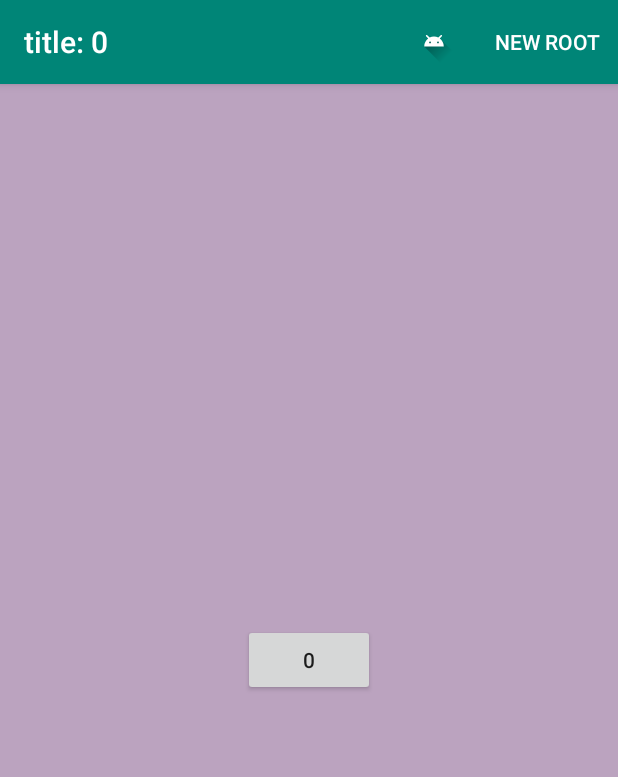
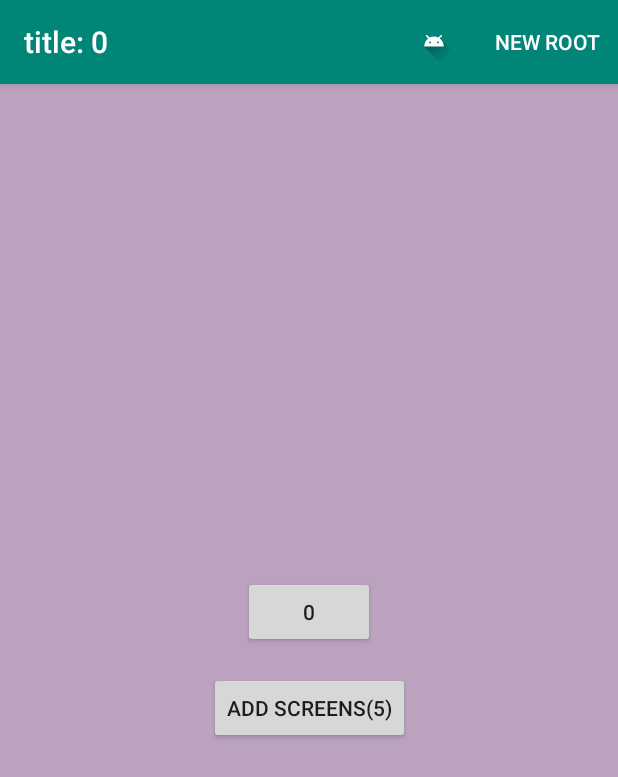
Before and after one commit to Anrimian/FragmentNavigationStackTestApp, an Android app: the screen it shows after launch (MainActivity), on a phone screen of 412 x 824 dp. Shown: the top 777 px of the screen. Run offline under Robolectric (Android 15) with nearby library versions, the phone set to English and light mode, and no system bars; libraries missing offline, so code that uses them is left out: org.acra, org.acra.config; 3 statements that could not run were skipped.

Commit message:
+ create screen stack + lock navigation on enter animation

```diff
--- a/app/src/main/res/layout/fragment_test.xml
+++ b/app/src/main/res/layout/fragment_test.xml
@@ -1,9 +1,7 @@
 <?xml version="1.0" encoding="utf-8"?>
-<androidx.constraintlayout.widget.ConstraintLayout
-    xmlns:android="http://schemas.android.com/apk/res/android"
+<androidx.constraintlayout.widget.ConstraintLayout xmlns:android="http://schemas.android.com/apk/res/android"
     xmlns:app="http://schemas.android.com/apk/res-auto"
     android:id="@+id/container"
-    xmlns:tools="http://schemas.android.com/tools"
     android:layout_width="match_parent"
     android:layout_height="match_parent">
 
@@ -15,9 +13,24 @@
         android:layout_marginTop="8dp"
         android:layout_marginEnd="8dp"
         android:layout_marginBottom="8dp"
-        android:text="Button"
+        android:text="Add screen"
+        app:layout_constraintBottom_toTopOf="@id/button2"
+        app:layout_constraintEnd_toEndOf="parent"
+        app:layout_constraintStart_toStartOf="parent"
+        app:layout_constraintTop_toTopOf="parent"
+        app:layout_constraintVertical_chainStyle="packed"/>
+
+    <Button
+        android:id="@+id/button2"
+        android:layout_width="wrap_content"
+        android:layout_height="wrap_content"
+        android:layout_marginStart="8dp"
+        android:layout_marginTop="8dp"
+        android:layout_marginEnd="8dp"
+        android:layout_marginBottom="8dp"
+        android:text="Add screens(5)"
         app:layout_constraintBottom_toBottomOf="parent"
         app:layout_constraintEnd_toEndOf="parent"
         app:layout_constraintStart_toStartOf="parent"
-        app:layout_constraintTop_toTopOf="parent" />
+        app:layout_constraintTop_toBottomOf="@id/button" />
 </androidx.constraintlayout.widget.ConstraintLayout>
```
Also changed, not shown: app/src/main/java/com/github/anrimian/fragmentnavigationstacktestapp/TestFragment.java (+22 -2 lines), app/src/main/java/com/github/anrimian/fragmentnavigationstacktestapp/navigation/FragmentNavigation.java (+85 -49 lines), app/src/main/java/com/github/anrimian/fragmentnavigationstacktestapp/navigation/utils/ListUtils.java (added, +47 -0 lines).
